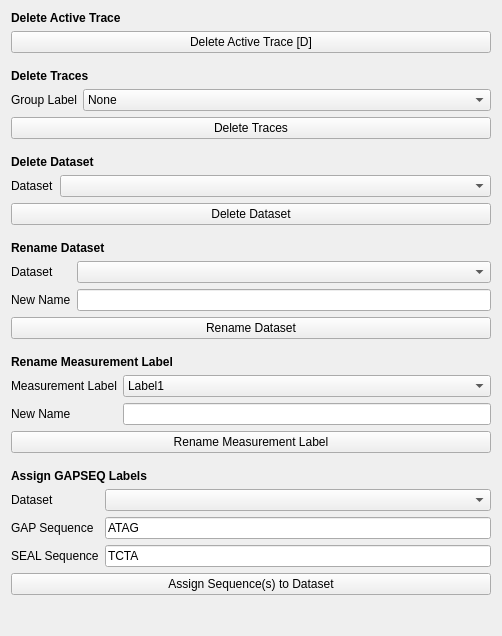
Above: src/TraceAnalyser/GUI/managewindow_gui.ui from piedrro/TraceAnalyser before the change. Below: the same form after it.
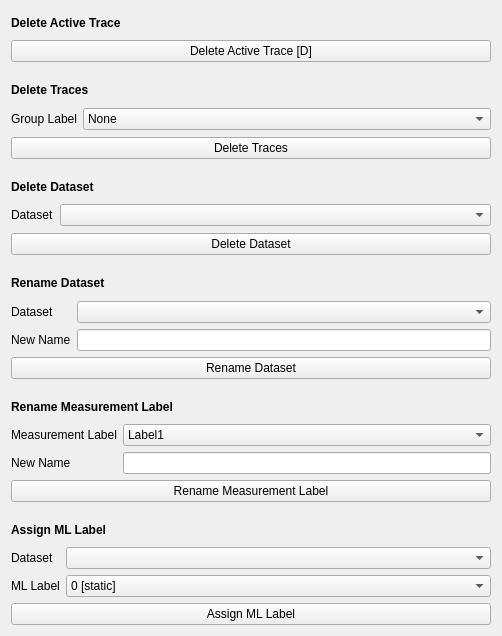
That is the form after the change.

Commit message: added ml_label assignment

Patch:
```diff
--- a/src/TraceAnalyser/GUI/managewindow_gui.ui
+++ b/src/TraceAnalyser/GUI/managewindow_gui.ui
@@ -395,7 +395,7 @@
       </font>
      </property>
      <property name="text">
-      <string>Assign GAPSEQ Labels</string>
+      <string>Assign ML Label</string>
      </property>
     </widget>
    </item>
@@ -425,31 +425,29 @@
       </widget>
      </item>
      <item row="1" column="0">
-      <widget class="QLabel" name="label_13">
-       <property name="text">
-        <string>GAP Sequence</string>
-       </property>
-      </widget>
-     </item>
-     <item row="1" column="1">
-      <widget class="QLineEdit" name="gap_sequence">
-       <property name="text">
-        <string>ATAG</string>
-       </property>
-      </widget>
-     </item>
-     <item row="2" column="0">
       <widget class="QLabel" name="label_14">
        <property name="text">
-        <string>SEAL Sequence</string>
+        <string>ML Label</string>
        </property>
       </widget>
      </item>
-     <item row="2" column="1">
-      <widget class="QLineEdit" name="seal_sequence">
-       <property name="text">
-        <string>TCTA</string>
-       </property>
+     <item row="1" column="1">
+      <widget class="QComboBox" name="ml_label">
+       <item>
+        <property name="text">
+         <string>0 [static]</string>
+        </property>
+       </item>
+       <item>
+        <property name="text">
+         <string>1 [dyamic - short]</string>
+        </property>
+       </item>
+       <item>
+        <property name="text">
+         <string>2 [dynamic - long]</string>
+        </property>
+       </item>
       </widget>
      </item>
     </layout>
@@ -457,23 +455,10 @@
    <item>
     <widget class="QPushButton" name="assign_gapseq_sequences">
      <property name="text">
-      <string>Assign Sequence(s) to Dataset</string>
+      <string>Assign ML Label</string>
      </property>
     </widget>
    </item>
-   <item>
-    <spacer name="verticalSpacer">
-     <property name="orientation">
-      <enum>Qt::Vertical</enum>
-     </property>
-     <property name="sizeHint" stdset="0">
-      <size>
-       <width>20</width>
-       <height>40</height>
-      </size>
-     </property>
-    </spacer>
-   </item>
   </layout>
  </widget>
  <resources/>
```
Left out of the diff: 4 changed lines with no effect on the pictures. The commit also changes 21 other files.
